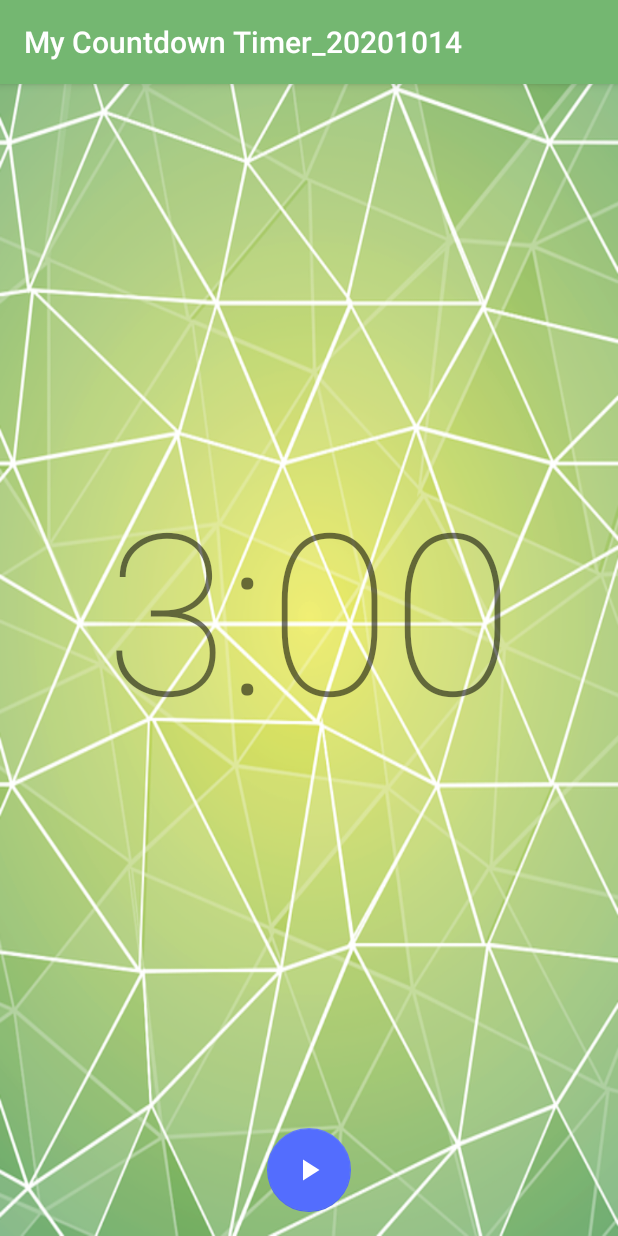
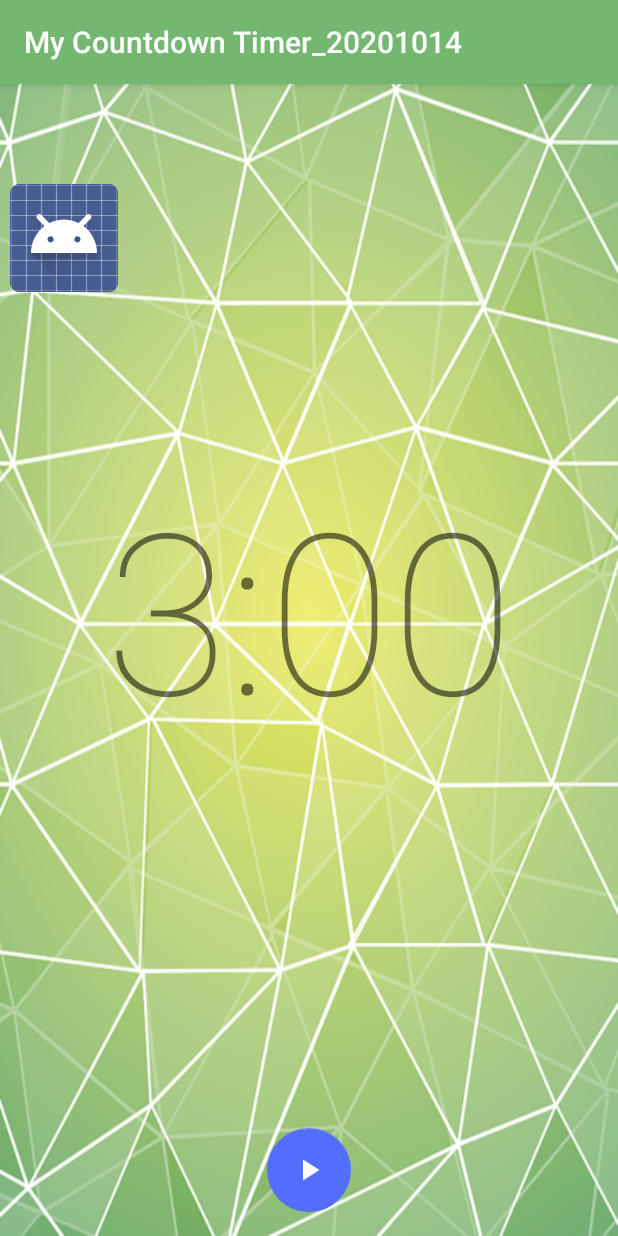
Before and after one commit to t7m3/My_Countdown_Timer_20201014, an Android app: the screen it shows after launch (MainActivity), on a phone screen of 412 x 824 dp. Run offline under Robolectric (Android 15) with nearby library versions, the phone set to English and light mode, and no system bars.

Commit message:
2020-10-26(月)　1回目のコミット ---ここからアニメーション---　敵を追加し、左右に動くようにした。

```diff
--- a/app/src/main/java/com/example/mycountdowntimer_20201014/MainActivity.kt
+++ b/app/src/main/java/com/example/mycountdowntimer_20201014/MainActivity.kt
@@ -6,6 +6,7 @@ import android.media.SoundPool
 import androidx.appcompat.app.AppCompatActivity
 import android.os.Bundle
 import android.os.CountDownTimer
+import android.util.DisplayMetrics
 import kotlinx.android.synthetic.main.activity_main.*
 import java.util.concurrent.CompletableFuture
 
@@ -14,6 +15,11 @@ class MainActivity : AppCompatActivity() {
     private lateinit var soundPool: SoundPool
     private var soundResId = 0
 
+    //private var dir = 1  //アニメーション用の変数の宣言
+    private var step = 5  //アニメーション用の変数の宣言
+    private var screenWidth = 0  //スクリーンの幅を格納する変数の宣言
+    private var screenHeight = 0   //スクリーンの高さ格納する変数の宣言
+
     inner class  MyCountDownTimer(millisInFuture: Long, countDownIntervl: Long) : CountDownTimer(millisInFuture, countDownIntervl){
         var isRunning = false
 
@@ -21,6 +27,16 @@ class MainActivity : AppCompatActivity() {
             val minute = millisUntilFinished / 1000L / 60L
             val second = millisUntilFinished / 1000L % 60L
             timerText.text = "%1d:%02$02d".format(minute, second)
+
+            // imageViewEnemyを左右に移動する
+            imageViewEnemy.x = imageViewEnemy.x + step
+
+            if( imageViewEnemy.x > screenWidth - imageViewEnemy.width){  // 右端で移動する向きを左に変える
+                step = -5
+            }
+            else if( imageViewEnemy.x < 0){  // 左端で移動する向きを右に変える
+                step = +5
+            }
         }
 
         override  fun onFinish() {
@@ -34,7 +50,17 @@ class MainActivity : AppCompatActivity() {
 
         timerText.text = "3:00"
         //val timer = MyCountDownTimer(3 * 60 * 1000, 100)
-        val timer = MyCountDownTimer(10 * 1000 + 999, 100)
+        val timer = MyCountDownTimer(10 * 60 * 1000 + 999, 100)
+
+        // スクリーンの幅と高さを取得する
+        val dMetrics = DisplayMetrics()  //DisplayMetrics のインスタンスを生成する
+        windowManager.defaultDisplay.getMetrics(dMetrics)  //スクリーンサイズを取得しているらしい
+        screenWidth = dMetrics.widthPixels  //スクリーンの幅を取得
+        screenHeight = dMetrics.heightPixels  //スクリーンの高さを取得
+
+        // imageViewEnemyの初期位置の設定
+        imageViewEnemy.x = 10F
+        imageViewEnemy.y = 100F
 
         playStop.setOnClickListener {
             timer.isRunning = when (timer.isRunning) {
--- a/app/src/main/res/layout/activity_main.xml
+++ b/app/src/main/res/layout/activity_main.xml
@@ -29,4 +29,12 @@
         app:layout_constraintStart_toStartOf="parent"
         app:layout_constraintTop_toTopOf="parent"
         tools:text="3:00" />
+
+    <ImageView
+        android:id="@+id/imageViewEnemy"
+        android:layout_width="wrap_content"
+        android:layout_height="wrap_content"
+        app:srcCompat="@android:drawable/sym_def_app_icon"
+        tools:layout_editor_absoluteX="205dp"
+        tools:layout_editor_absoluteY="79dp" />
 </androidx.constraintlayout.widget.ConstraintLayout>
```
